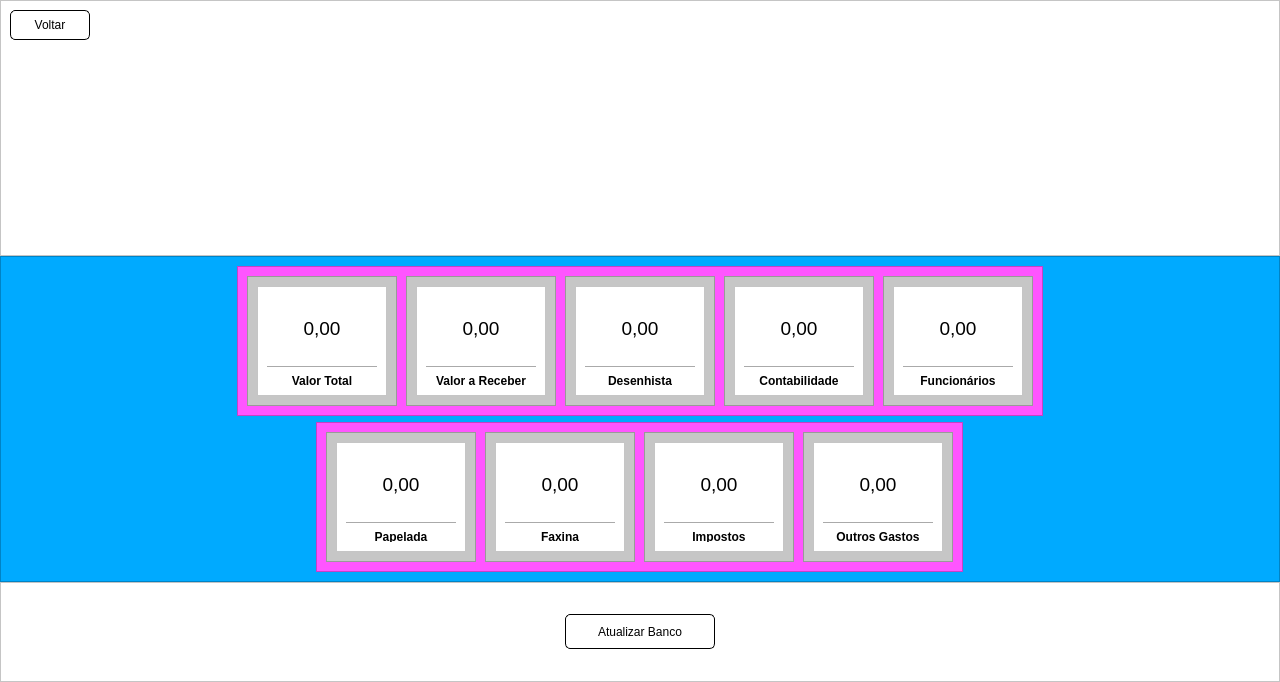
devfabri/Arquitetura-Pereira, file screens/financeiro.ui: the form before one commit.
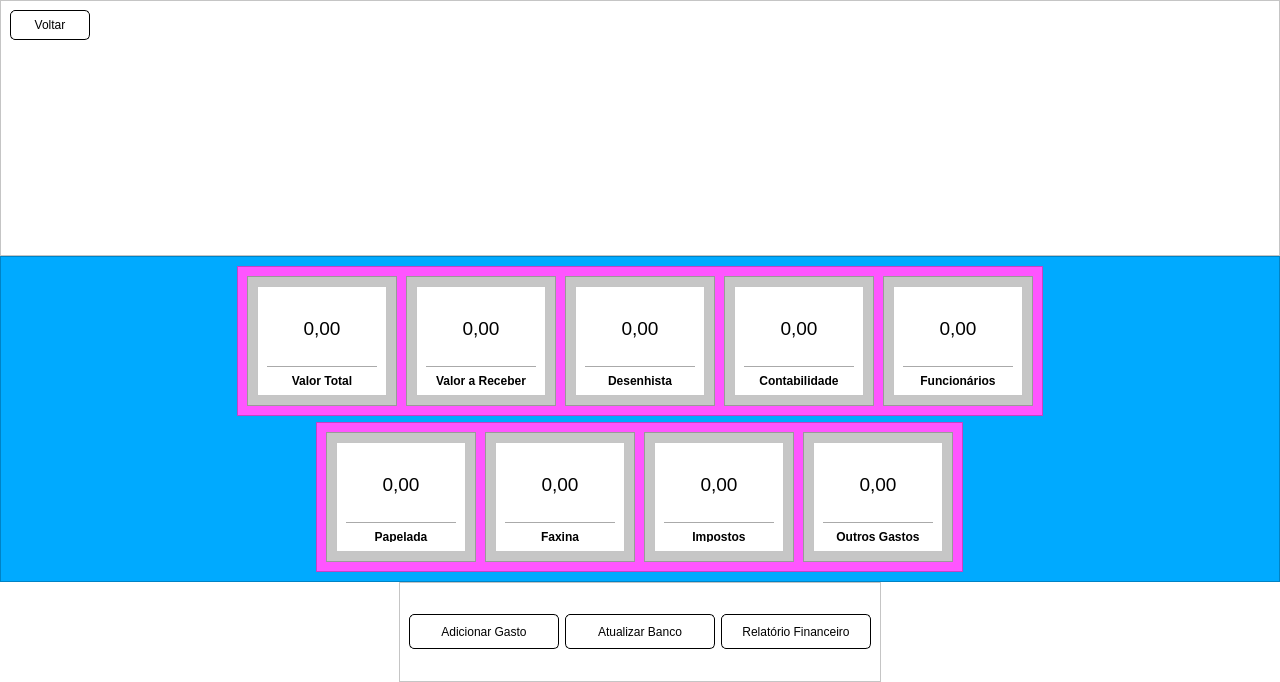
The form after the commit. Icons and pictures are not drawn.

The edit to the form file:
```diff
--- a/screens/financeiro.ui
+++ b/screens/financeiro.ui
@@ -1002,16 +1002,60 @@
       </layout>
      </widget>
     </item>
-    <item>
+    <item alignment="Qt::AlignHCenter">
      <widget class="QFrame" name="inferior">
+      <property name="maximumSize">
+       <size>
+        <width>600</width>
+        <height>16777215</height>
+       </size>
+      </property>
       <property name="frameShape">
        <enum>QFrame::StyledPanel</enum>
       </property>
       <property name="frameShadow">
        <enum>QFrame::Raised</enum>
       </property>
-      <layout class="QVBoxLayout" name="verticalLayout_3">
-       <item alignment="Qt::AlignHCenter|Qt::AlignVCenter">
+      <layout class="QHBoxLayout" name="horizontalLayout_3">
+       <item>
+        <widget class="QPushButton" name="btn_adicionar_gasto">
+         <property name="minimumSize">
+          <size>
+           <width>150</width>
+           <height>35</height>
+          </size>
+         </property>
+         <property name="maximumSize">
+          <size>
+           <width>150</width>
+           <height>35</height>
+          </size>
+         </property>
+         <property name="styleSheet">
+          <string notr="true">QPushButton {
+	background-color: #ffffff;
+	border: 1px solid black;
+	border-radius: 5px;
+}
+
+QPushButton:hover {
+	background-color: rgb(223, 223, 223);
+	border: 1px solid black;
+	border-radius: 5px;
+}
+
+QPushButton:pressed {
+	background-color: rgb(200, 200, 200);
+	border: 1px solid black;
+	border-radius: 5px;
+}</string>
+         </property>
+         <property name="text">
+          <string>Adicionar Gasto</string>
+         </property>
+        </widget>
+       </item>
+       <item alignment="Qt::AlignLeft|Qt::AlignVCenter">
         <widget class="QPushButton" name="btn_reload">
          <property name="minimumSize">
           <size>
@@ -1049,6 +1093,44 @@
          </property>
         </widget>
        </item>
+       <item>
+        <widget class="QPushButton" name="btn_relatorio">
+         <property name="minimumSize">
+          <size>
+           <width>150</width>
+           <height>35</height>
+          </size>
+         </property>
+         <property name="maximumSize">
+          <size>
+           <width>150</width>
+           <height>35</height>
+          </size>
+         </property>
+         <property name="styleSheet">
+          <string notr="true">QPushButton {
+	background-color: #ffffff;
+	border: 1px solid black;
+	border-radius: 5px;
+}
+
+QPushButton:hover {
+	background-color: rgb(223, 223, 223);
+	border: 1px solid black;
+	border-radius: 5px;
+}
+
+QPushButton:pressed {
+	background-color: rgb(200, 200, 200);
+	border: 1px solid black;
+	border-radius: 5px;
+}</string>
+         </property>
+         <property name="text">
+          <string>Relatório Financeiro</string>
+         </property>
+        </widget>
+       </item>
       </layout>
      </widget>
     </item>
```
Left out of the diff: 2 changed lines with no effect on the pictures.
